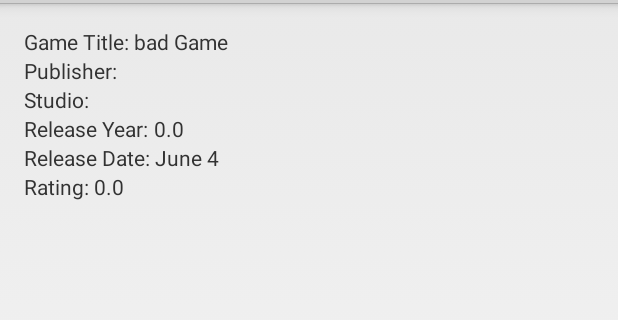
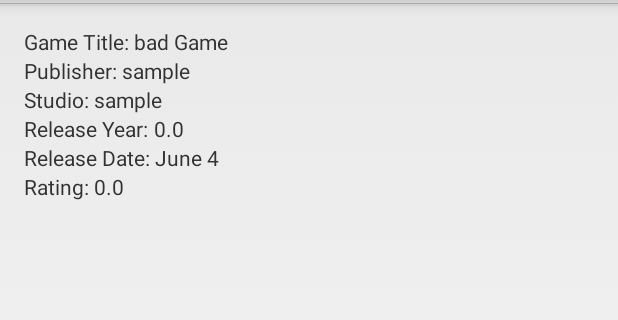
Before and after one commit to arlan40k/RetroCollect, an Android app: the CollectionActivity screen opened directly, with no data from a screen before it, after a tap on an icon or button, on a phone screen of 412 x 824 dp, the part 69-389 px from its top. Run offline under Robolectric (Android 15) with nearby library versions, the phone set to English and light mode, and no system bars.

Commit message:
slight change to collection

```diff
--- a/app/src/main/java/edu/uco/retrocollect/retrocollect/CollectionActivity.java
+++ b/app/src/main/java/edu/uco/retrocollect/retrocollect/CollectionActivity.java
@@ -7,7 +7,6 @@ import android.os.Bundle;
 import android.view.View;
 import android.widget.AdapterView;
 import android.widget.ArrayAdapter;
-import android.widget.Button;
 import android.widget.ListView;
 
 import java.util.ArrayList;
@@ -30,20 +29,21 @@ public class CollectionActivity extends Activity {
 
     Game[] gameArray = {new Game("Cool game", 1992.0, "April 2"),
             new Game("Neat Game", 1997.0, "July 4", "YouBeSoft", "YourMomsStudio"),
-            new Game("bad Game", 2007.0, "June 4"),
-            new Game("good Game", 1862.0, "July 8"),
-            new Game("ok Game", 9201.0, "August 14"),
-            new Game("awesome Game", 2020.0, "July 4"),
-            new Game("Neat Game", 1997.0, "July 4"),
-            new Game("bad Game", 2007.0, "June 4"),
-            new Game("good Game", 1862.0, "July 8"),
-            new Game("ok Game", 9201.0, "August 14"),
-            new Game("awesome Game", 2020.0, "July 4"),
-            new Game("Neat Game", 1997.0, "July 4"),
-            new Game("bad Game", 2007.0, "June 4"),
-            new Game("good Game", 1862.0, "July 8"),
-            new Game("ok Game", 9201.0, "August 14"),
-            new Game("awesome Game", 2020.0, "July 4"),};
+            new Game("bad Game", 2007.0, "June 4", "sample", "sample"),
+            new Game("good Game", 1862.0, "July 8", "sample", "sample"),
+            new Game("ok Game", 9201.0, "August 14", "sample", "sample"),
+            new Game("awesome Game", 2020.0, "July 4", "sample", "sample"),
+            new Game("Neat Game", 1997.0, "July 4", "sample", "sample"),
+            new Game("bad Game", 2007.0, "June 4", "sample", "sample"),
+            new Game("good Game", 1862.0, "July 8", "sample", "sample"),
+            new Game("ok Game", 9201.0, "August 14", "sample", "sample"),
+            new Game("awesome Game", 2020.0, "July 4", "sample", "sample"),
+            new Game("Neat Game", 1997.0, "July 4", "sample", "sample"),
+            new Game("bad Game", 2007.0, "June 4", "sample", "sample"),
+            new Game("good Game", 1862.0, "July 8", "sample", "sample"),
+            new Game("ok Game", 9201.0, "August 14", "sample", "sample"),
+            new Game("awesome Game", 2020.0, "July 4", "sample", "sample"),
+    };
 
     @Override
     protected void onCreate(Bundle savedInstanceState) {
```
